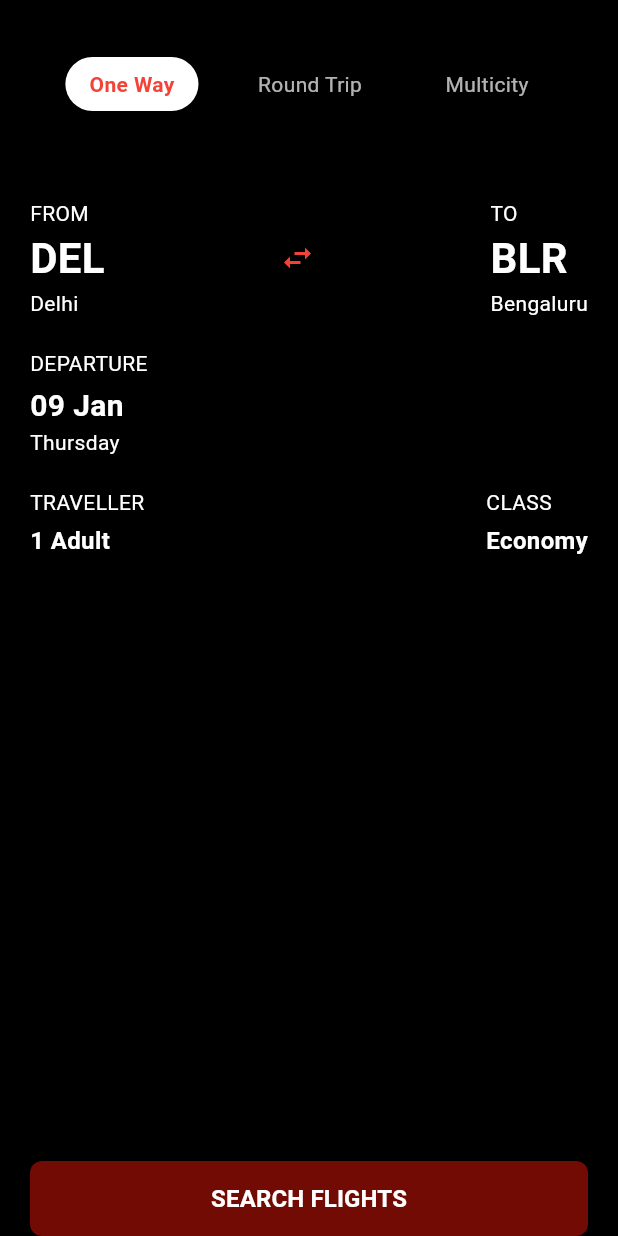
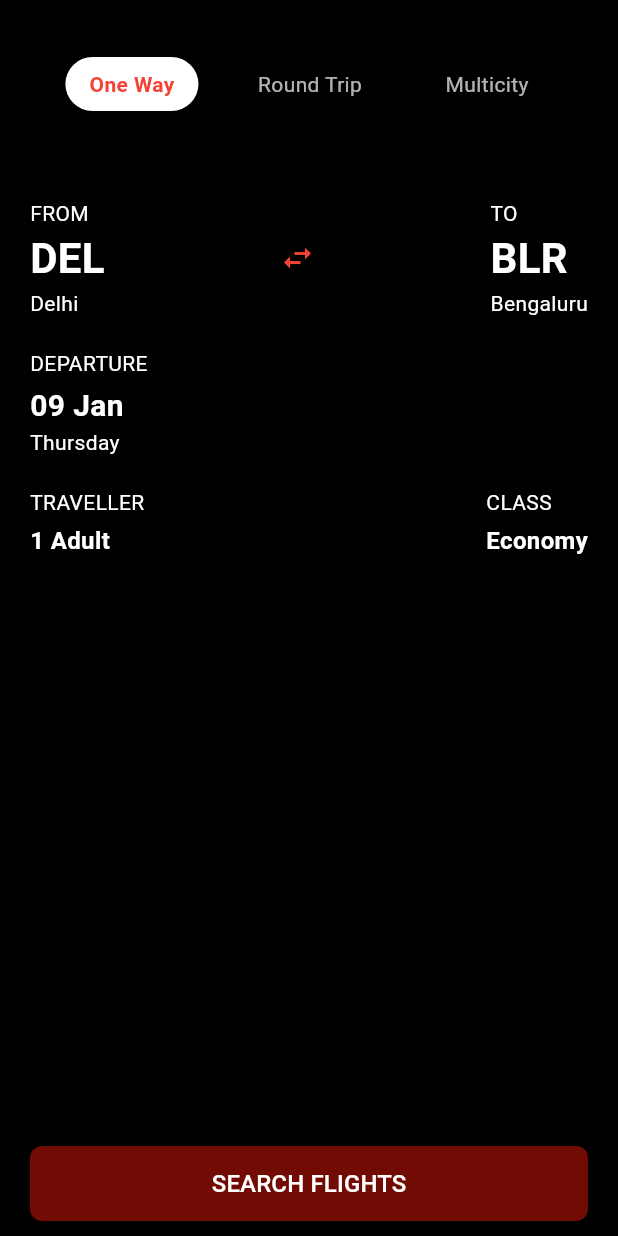
Before and after one commit to sanjaii1/fairyaatra, a Flutter app: the Flightsearchwidget screen opened directly, on a phone screen of 412 x 824 dp. Run offline on Flutter 3.47's test engine with Material 3 defaults, Android fonts, the phone set to English and light mode, and no system bars; our stand-ins replace webview_flutter; missing offline and left inert: dart:ffi.

Commit message:
design changes

```diff
--- a/lib/src/feature/home/widget/flightSearchWidget.dart
+++ b/lib/src/feature/home/widget/flightSearchWidget.dart
@@ -161,7 +161,9 @@ class _FlightsearchwidgetState extends State<Flightsearchwidget> {
                     ),
                     const Spacer(),
                     // Search Button
-                    ElevatedButton(
+                    Padding(
+                      padding: EdgeInsets.only(bottom: 10),
+                      child: ElevatedButton(
                         onPressed: () {
                           // Handle Search Button Logic
                           Navigator.push(
@@ -172,7 +174,8 @@ class _FlightsearchwidgetState extends State<Flightsearchwidget> {
                           );
                         },
                         style: ElevatedButton.styleFrom(
-                        backgroundColor: const Color.fromARGB(255, 113, 11, 4),
+                          backgroundColor:
+                              const Color.fromARGB(255, 113, 11, 4),
                           minimumSize: const Size(double.infinity, 50),
                           shape: RoundedRectangleBorder(
                             borderRadius: BorderRadius.circular(8),
@@ -182,8 +185,8 @@ class _FlightsearchwidgetState extends State<Flightsearchwidget> {
                           "SEARCH FLIGHTS",
                           style: TextStyle(
                             color: Colors.white,
-                          fontWeight: FontWeight.bold,
                             fontSize: 16,
+                          ),
                         ),
                       ),
                     ),
--- a/lib/src/feature/searchDetail/view/searchDetail.dart
+++ b/lib/src/feature/searchDetail/view/searchDetail.dart
@@ -235,7 +235,10 @@ class _FlightDetailsScreenState extends State<FlightDetailsScreen> {
               borderRadius: BorderRadius.circular(8),
             ),
           ),
-          child: const Text('Select provider'),
+          child: const Text(
+            'Select provider',
+            style: TextStyle(color: Colors.white),
+          ),
         ),
       ],
     );
```
Lines whose indentation alone changed are shown as unchanged.
